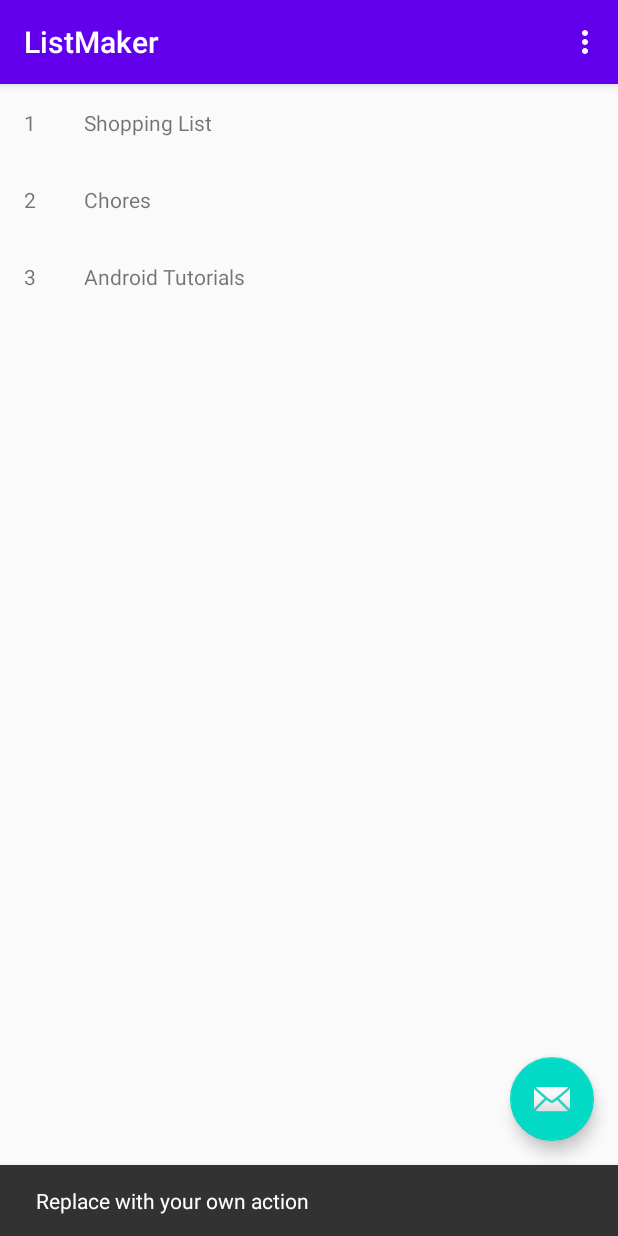
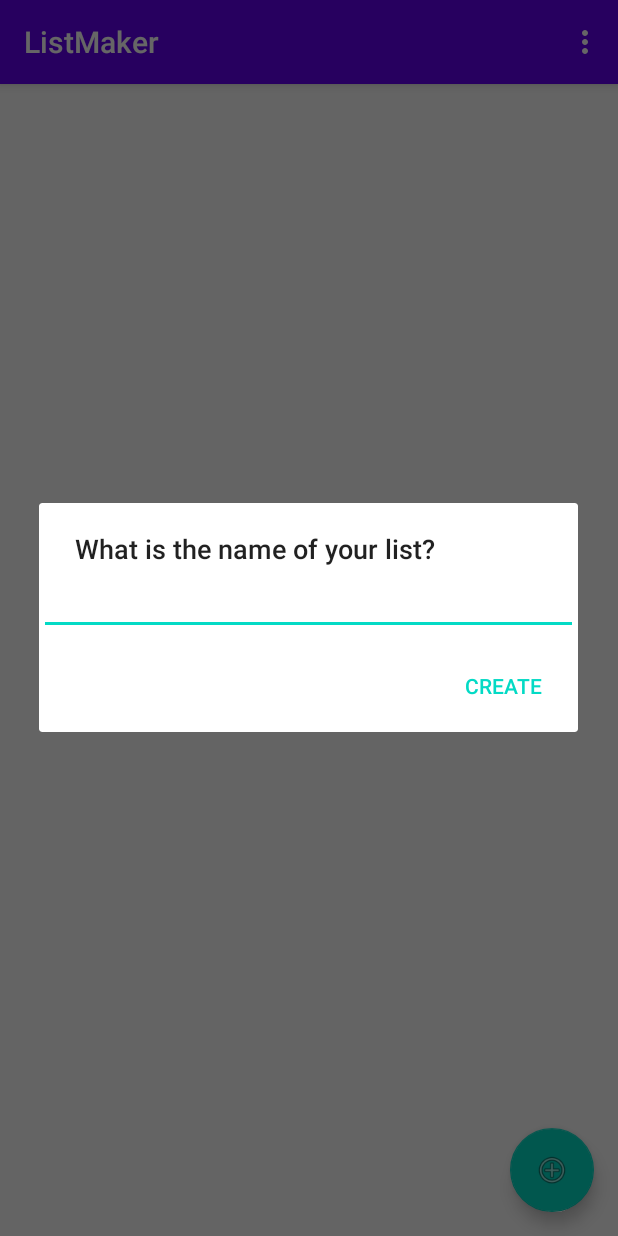
Before and after one commit to carolinemusyoka/RW-Android-Bootcamp-2020, an Android app: the screen it shows after launch (MainActivity), after a tap on an icon or button, on a phone screen of 412 x 824 dp. Run offline under Robolectric (Android 15) with nearby library versions, the phone set to English and light mode, and no system bars.

Commit message:
Shared preferences
Adding functionality to the app

```diff
--- a/Week 4/ListMaker/app/build.gradle
+++ b/Week 4/ListMaker/app/build.gradle
@@ -30,6 +30,7 @@ dependencies {
     implementation "org.jetbrains.kotlin:kotlin-stdlib-jdk7:$kotlin_version"
     implementation 'androidx.appcompat:appcompat:1.1.0'
     implementation 'androidx.core:core-ktx:1.3.0'
+    implementation 'androidx.preference:preference:1.1.1'
     implementation 'androidx.navigation:navigation-fragment-ktx:2.2.2'
     implementation 'androidx.navigation:navigation-ui-ktx:2.2.2'
     implementation 'com.google.android.material:material:1.1.0'
--- /dev/null
+++ b/Week 4/ListMaker/app/src/main/java/com/carol/listmaker/ListDataManager.kt
@@ -0,0 +1,38 @@
+package com.carol.listmaker
+
+import android.content.Context
+import android.preference.PreferenceManager
+
+
+
+class ListDataManager(private val context: Context) {
+    fun saveList(list: TaskList) {
+        // 1
+        val sharedPreferences = PreferenceManager.getDefaultSharedPreferences(context).edit()
+        // 2
+        sharedPreferences.putStringSet(list.name, list.tasks.toHashSet())
+        // 3
+        sharedPreferences.apply()
+    }
+
+    fun readLists(): ArrayList<TaskList> {
+        // 1
+        val sharedPreferences = PreferenceManager.getDefaultSharedPreferences(context)
+        // 2
+        val sharedPreferenceContents = sharedPreferences.all
+        // 3
+        val taskLists = ArrayList<TaskList>()
+
+        // 4
+        for (taskList in sharedPreferenceContents) {
+
+            val itemsHashSet = ArrayList(taskList.value as HashSet<String>)
+            val list = TaskList(taskList.key, itemsHashSet)
+            // 5
+            taskLists.add(list)
+        }
+
+        // 6
+        return taskLists
+    }
+}
--- a/Week 4/ListMaker/app/src/main/java/com/carol/listmaker/ListSelectionRecyclerViewAdapter.kt
+++ b/Week 4/ListMaker/app/src/main/java/com/carol/listmaker/ListSelectionRecyclerViewAdapter.kt
@@ -4,7 +4,7 @@ import android.view.LayoutInflater
 import android.view.ViewGroup
 import androidx.recyclerview.widget.RecyclerView
 
-class ListSelectionRecyclerViewAdapter : RecyclerView.Adapter<ListSelectionViewHolder>() {
+class ListSelectionRecyclerViewAdapter(private val lists: ArrayList<TaskList>) : RecyclerView.Adapter<ListSelectionViewHolder>() {
 
     val listTitles = arrayOf("Shopping List", "Chores", "Android Tutorials")
 
@@ -19,12 +19,20 @@ class ListSelectionRecyclerViewAdapter : RecyclerView.Adapter<ListSelectionViewH
     }
 
     override fun getItemCount(): Int {
-        return listTitles.size
+        return lists.size
     }
 
     override fun onBindViewHolder(holder: ListSelectionViewHolder, position: Int) {
         holder.listPosition.text = (position + 1).toString()
-        holder.listTitle.text = listTitles[position]
+        holder.listTitle.text = lists.get(position).name
+    }
+
+    fun addList(list: TaskList) {
+        // 1
+        lists.add(list)
+
+        // 2
+        notifyItemInserted(lists.size - 1)
     }
 
 }
--- a/Week 4/ListMaker/app/src/main/java/com/carol/listmaker/MainActivity.kt
+++ b/Week 4/ListMaker/app/src/main/java/com/carol/listmaker/MainActivity.kt
@@ -1,8 +1,11 @@
 package com.carol.listmaker
 
 import android.os.Bundle
+import android.text.InputType
 import android.view.Menu
 import android.view.MenuItem
+import android.widget.EditText
+import androidx.appcompat.app.AlertDialog
 import androidx.appcompat.app.AppCompatActivity
 import androidx.recyclerview.widget.LinearLayoutManager
 import androidx.recyclerview.widget.RecyclerView
@@ -12,6 +15,7 @@ import kotlinx.android.synthetic.main.activity_main.*
 class MainActivity : AppCompatActivity() {
 
     lateinit var listsRecyclerView: RecyclerView
+    val listDataManager: ListDataManager = ListDataManager(this)
 
     override fun onCreate(savedInstanceState: Bundle?) {
         super.onCreate(savedInstanceState)
@@ -19,16 +23,16 @@ class MainActivity : AppCompatActivity() {
         setSupportActionBar(toolbar)
 
         fab.setOnClickListener { view ->
-            Snackbar.make(view, "Replace with your own action", Snackbar.LENGTH_LONG)
-                .setAction("Action", null).show()
+           showCreateListDialog()
         }
 
         // 1
+        val lists = listDataManager.readLists()
         listsRecyclerView = findViewById(R.id.lists_recyclerview)
         // 2
         listsRecyclerView.layoutManager = LinearLayoutManager(this)
         // 3
-        listsRecyclerView.adapter = ListSelectionRecyclerViewAdapter()
+        listsRecyclerView.adapter = ListSelectionRecyclerViewAdapter(lists)
     }
 
     override fun onCreateOptionsMenu(menu: Menu): Boolean {
@@ -46,4 +50,31 @@ class MainActivity : AppCompatActivity() {
             else -> super.onOptionsItemSelected(item)
         }
     }
+    private fun showCreateListDialog() {
+        // 1
+        val dialogTitle = getString(R.string.name_of_list)
+        val positiveButtonTitle = getString(R.string.create_list)
+
+        // 2
+        val builder = AlertDialog.Builder(this)
+        val listTitleEditText = EditText(this)
+        listTitleEditText.inputType = InputType.TYPE_CLASS_TEXT
+
+        builder.setTitle(dialogTitle)
+        builder.setView(listTitleEditText)
+
+        // 3
+        builder.setPositiveButton(positiveButtonTitle) { dialog, _ ->
+            val list = TaskList(listTitleEditText.text.toString())
+            listDataManager.saveList(list)
+
+            val recyclerAdapter = listsRecyclerView.adapter as ListSelectionRecyclerViewAdapter
+            recyclerAdapter.addList(list)
+
+            dialog.dismiss()
+        }
+
+        // 4
+        builder.create().show()
+    }
 }
--- /dev/null
+++ b/Week 4/ListMaker/app/src/main/java/com/carol/listmaker/TaskList.kt
@@ -0,0 +1,5 @@
+package com.carol.listmaker
+
+class TaskList(val name: String, val tasks: ArrayList<String> = ArrayList()) {
+
+}
--- a/Week 4/ListMaker/app/src/main/res/layout/activity_main.xml
+++ b/Week 4/ListMaker/app/src/main/res/layout/activity_main.xml
@@ -26,7 +26,7 @@
         android:layout_height="wrap_content"
         android:layout_gravity="bottom|end"
         android:layout_margin="@dimen/fab_margin"
-        app:srcCompat="@android:drawable/ic_dialog_email" />
+        app:srcCompat="@android:drawable/ic_menu_add" />
 
     <include layout="@layout/content_main" />
 
--- a/Week 4/ListMaker/app/src/main/res/values/strings.xml
+++ b/Week 4/ListMaker/app/src/main/res/values/strings.xml
@@ -9,4 +9,7 @@
 
     <string name="hello_first_fragment">Hello first fragment</string>
     <string name="hello_second_fragment">Hello second fragment. Arg: %1$s</string>
+
+    <string name="name_of_list"> What is the name of your list?</string>
+    <string name="create_list">Create</string>
 </resources>
```
